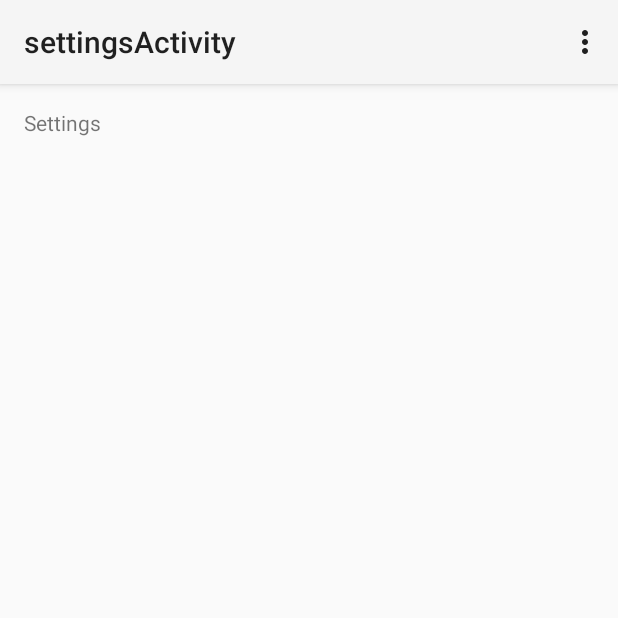
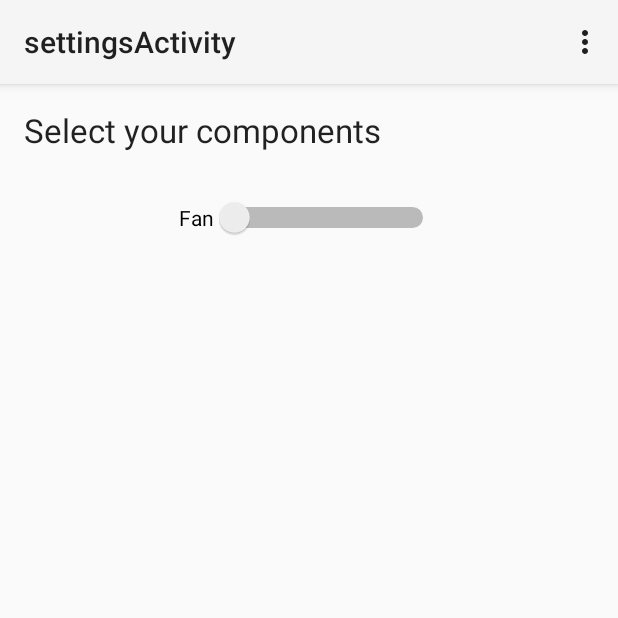
Before and after one commit to WimDeMeester/Vela, an Android app: the SettingsActivity screen opened directly, with no data from a screen before it, on a phone screen of 412 x 824 dp, the top half of it. Run offline under Robolectric (Android 15) with nearby library versions, the phone set to English and light mode, and no system bars.

Commit message:
Add a switch for the fan.

```diff
--- a/app/src/main/res/layout/activity_settings.xml
+++ b/app/src/main/res/layout/activity_settings.xml
@@ -7,6 +7,18 @@
     tools:context="org.deepskylog.vela.SettingsActivity">
 
     <TextView android:text="@string/settings" android:layout_width="wrap_content"
-        android:layout_height="wrap_content" />
+        android:layout_height="wrap_content" android:textAppearance="?android:attr/textAppearanceLarge"
+        android:id="@+id/textView" />
+
+    <Switch
+        android:layout_width="wrap_content"
+        android:layout_height="wrap_content"
+        android:switchMinWidth="150dp"
+        android:text="@string/fan"
+        android:id="@+id/fan"
+        android:layout_marginTop="30dp"
+        android:layout_below="@+id/textView"
+        android:layout_centerHorizontal="true" />
+
 
 </RelativeLayout>
--- a/app/src/main/res/values/strings.xml
+++ b/app/src/main/res/values/strings.xml
@@ -6,7 +6,8 @@
     <string name="title_section2">Section 2</string>
     <string name="title_section3">Section 3</string>
     <string name="hello_world">Hello world!</string>
-    <string name="settings">Settings</string>
+    <string name="settings">Select your components</string>
+    <string name="fan">Fan</string>
     <string name="action_settings">Settings</string>
     <string name="title_activity_settings">settingsActivity</string>
 
```
